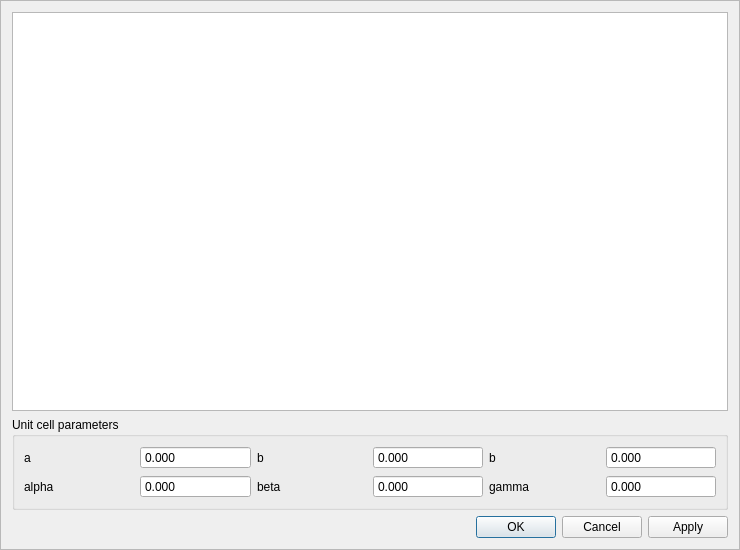
Qt form apps/nsxqt/ui/FrameUserDefinedUnitCellIndexer.ui (k61n/openhkl) before a commit.
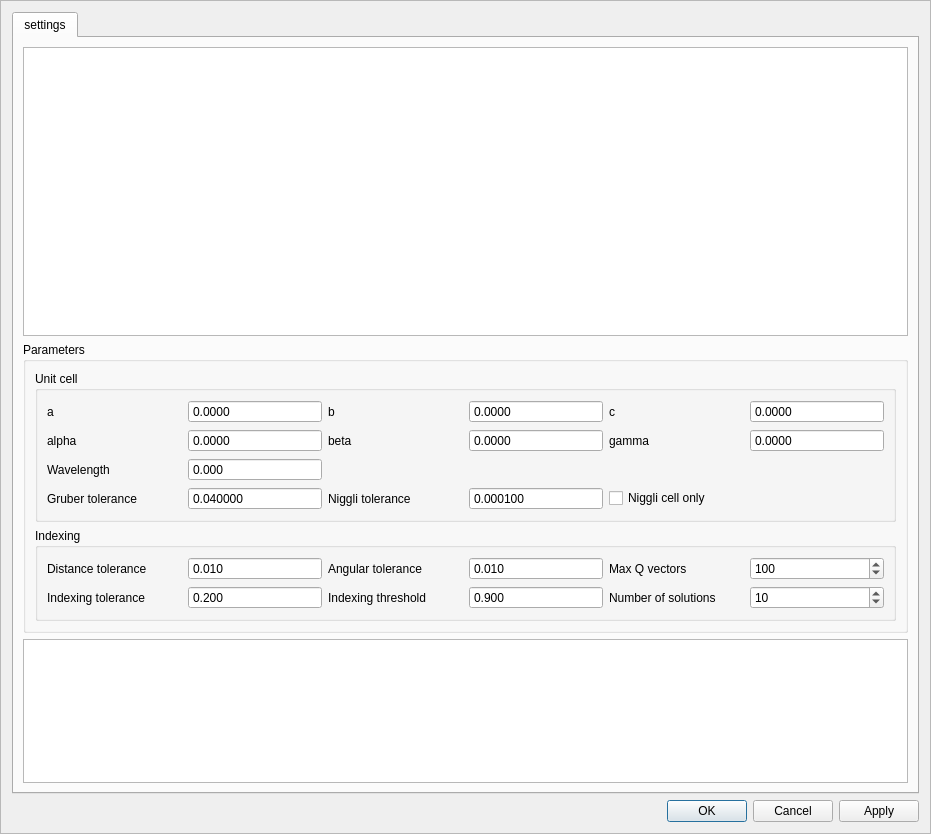
The same form after that commit. Custom widgets are drawn as their Qt base class.

Commit message: Completed the UserDefinedUnitCellIndexer class implementation

```diff
--- a/apps/nsxqt/ui/FrameUserDefinedUnitCellIndexer.ui
+++ b/apps/nsxqt/ui/FrameUserDefinedUnitCellIndexer.ui
@@ -1,17 +1,17 @@
 <?xml version="1.0" encoding="UTF-8"?>
 <ui version="4.0">
  <class>FrameUserDefinedUnitCellIndexer</class>
- <widget class="NSXQFrame" name="main_frame">
+ <widget class="NSXQFrame" name="FrameUserDefinedUnitCellIndexer">
   <property name="geometry">
    <rect>
     <x>0</x>
     <y>0</y>
-    <width>740</width>
-    <height>550</height>
+    <width>931</width>
+    <height>834</height>
    </rect>
   </property>
   <property name="windowTitle">
-   <string>Frame</string>
+   <string>User defined unit cell indexer</string>
   </property>
   <property name="frameShape">
    <enum>QFrame::StyledPanel</enum>
@@ -19,61 +19,70 @@
   <property name="frameShadow">
    <enum>QFrame::Raised</enum>
   </property>
-  <layout class="QVBoxLayout" name="verticalLayout">
+  <layout class="QVBoxLayout" name="verticalLayout_3">
+   <item>
+    <widget class="QTabWidget" name="tabWidget">
+     <property name="currentIndex">
+      <number>0</number>
+     </property>
+     <widget class="QWidget" name="tab">
+      <attribute name="title">
+       <string>settings</string>
+      </attribute>
+      <layout class="QVBoxLayout" name="verticalLayout_2" stretch="2,0,1">
    <item>
     <widget class="PeakTableView" name="peaks"/>
    </item>
    <item>
-    <widget class="QGroupBox" name="groupBox">
+        <widget class="QGroupBox" name="groupBox_2">
      <property name="title">
-      <string>Unit cell parameters</string>
+          <string>Parameters</string>
+         </property>
+         <layout class="QVBoxLayout" name="verticalLayout">
+          <item>
+           <widget class="QGroupBox" name="groupBox_3">
+            <property name="title">
+             <string>Unit cell</string>
      </property>
      <layout class="QGridLayout" name="gridLayout">
-      <item row="1" column="5">
-       <widget class="QDoubleSpinBox" name="gamma">
-        <property name="toolTip">
-         <string>&lt;html&gt;&lt;head/&gt;&lt;body&gt;&lt;p&gt;The \u03B3 angle (in \u00B0)&lt;/p&gt;&lt;/body&gt;&lt;/html&gt;</string>
-        </property>
-        <property name="readOnly">
-         <bool>true</bool>
-        </property>
+             <item row="3" column="1">
+              <widget class="QDoubleSpinBox" name="gruber_tolerance">
         <property name="buttonSymbols">
          <enum>QAbstractSpinBox::NoButtons</enum>
         </property>
         <property name="decimals">
-         <number>3</number>
-        </property>
-        <property name="minimum">
-         <double>-180.000000000000000</double>
-        </property>
+                <number>6</number>
+               </property>
         <property name="maximum">
-         <double>180.000000000000000</double>
-        </property>
-       </widget>
-      </item>
-      <item row="0" column="5">
-       <widget class="QDoubleSpinBox" name="c">
-        <property name="toolTip">
-         <string>&lt;html&gt;&lt;head/&gt;&lt;body&gt;&lt;p&gt;The c axis length (in \u212B)&lt;/p&gt;&lt;/body&gt;&lt;/html&gt;</string>
-        </property>
-        <property name="readOnly">
-         <bool>true</bool>
-        </property>
+                <double>1.000000000000000</double>
+               </property>
+               <property name="singleStep">
+                <double>0.000100000000000</double>
+               </property>
+               <property name="value">
+                <double>0.040000000000000</double>
+               </property>
+              </widget>
+             </item>
+             <item row="3" column="3">
+              <widget class="QDoubleSpinBox" name="niggli_tolerance">
         <property name="buttonSymbols">
          <enum>QAbstractSpinBox::NoButtons</enum>
         </property>
+               <property name="prefix">
+                <string/>
+               </property>
         <property name="decimals">
-         <number>3</number>
+                <number>6</number>
         </property>
         <property name="maximum">
-         <double>1000000.000000000000000</double>
-        </property>
-       </widget>
-      </item>
-      <item row="1" column="4">
-       <widget class="QLabel" name="label_gamma">
-        <property name="text">
-         <string>gamma</string>
+                <double>1.000000000000000</double>
+               </property>
+               <property name="singleStep">
+                <double>0.000100000000000</double>
+               </property>
+               <property name="value">
+                <double>0.000100000000000</double>
         </property>
        </widget>
       </item>
@@ -83,13 +92,13 @@
          <string>&lt;html&gt;&lt;head/&gt;&lt;body&gt;&lt;p&gt;The \u03B2 angle (in \u00B0)&lt;/p&gt;&lt;/body&gt;&lt;/html&gt;</string>
         </property>
         <property name="readOnly">
-         <bool>true</bool>
+                <bool>false</bool>
         </property>
         <property name="buttonSymbols">
          <enum>QAbstractSpinBox::NoButtons</enum>
         </property>
         <property name="decimals">
-         <number>3</number>
+                <number>4</number>
         </property>
         <property name="minimum">
          <double>-180.000000000000000</double>
@@ -99,6 +108,13 @@
         </property>
        </widget>
       </item>
+             <item row="1" column="4">
+              <widget class="QLabel" name="label_gamma">
+               <property name="text">
+                <string>gamma</string>
+               </property>
+              </widget>
+             </item>
       <item row="0" column="0">
        <widget class="QLabel" name="label_a">
         <property name="text">
@@ -106,6 +122,51 @@
         </property>
        </widget>
       </item>
+             <item row="0" column="1">
+              <widget class="QDoubleSpinBox" name="a">
+               <property name="toolTip">
+                <string>&lt;html&gt;&lt;head/&gt;&lt;body&gt;&lt;p&gt;The a axis length (in \u212B)&lt;/p&gt;&lt;/body&gt;&lt;/html&gt;</string>
+               </property>
+               <property name="readOnly">
+                <bool>false</bool>
+               </property>
+               <property name="buttonSymbols">
+                <enum>QAbstractSpinBox::NoButtons</enum>
+               </property>
+               <property name="decimals">
+                <number>4</number>
+               </property>
+               <property name="maximum">
+                <double>1000000.000000000000000</double>
+               </property>
+              </widget>
+             </item>
+             <item row="0" column="4">
+              <widget class="QLabel" name="label_c">
+               <property name="text">
+                <string>c</string>
+               </property>
+              </widget>
+             </item>
+             <item row="0" column="5">
+              <widget class="QDoubleSpinBox" name="c">
+               <property name="toolTip">
+                <string>&lt;html&gt;&lt;head/&gt;&lt;body&gt;&lt;p&gt;The c axis length (in \u212B)&lt;/p&gt;&lt;/body&gt;&lt;/html&gt;</string>
+               </property>
+               <property name="readOnly">
+                <bool>false</bool>
+               </property>
+               <property name="buttonSymbols">
+                <enum>QAbstractSpinBox::NoButtons</enum>
+               </property>
+               <property name="decimals">
+                <number>4</number>
+               </property>
+               <property name="maximum">
+                <double>1000000.000000000000000</double>
+               </property>
+              </widget>
+             </item>
       <item row="0" column="2">
        <widget class="QLabel" name="label_b">
         <property name="text">
@@ -113,25 +174,6 @@
         </property>
        </widget>
       </item>
-      <item row="0" column="3">
-       <widget class="QDoubleSpinBox" name="b">
-        <property name="toolTip">
-         <string>&lt;html&gt;&lt;head/&gt;&lt;body&gt;&lt;p&gt;The b axis length (in \u212B)&lt;/p&gt;&lt;/body&gt;&lt;/html&gt;</string>
-        </property>
-        <property name="readOnly">
-         <bool>true</bool>
-        </property>
-        <property name="buttonSymbols">
-         <enum>QAbstractSpinBox::NoButtons</enum>
-        </property>
-        <property name="decimals">
-         <number>3</number>
-        </property>
-        <property name="maximum">
-         <double>1000000.000000000000000</double>
-        </property>
-       </widget>
-      </item>
       <item row="1" column="0">
        <widget class="QLabel" name="label_alpha">
         <property name="text">
@@ -146,10 +188,10 @@
         </property>
        </widget>
       </item>
-      <item row="0" column="4">
-       <widget class="QLabel" name="label_c">
+             <item row="3" column="4">
+              <widget class="QCheckBox" name="niggli_only">
         <property name="text">
-         <string>b</string>
+                <string>Niggli cell only</string>
         </property>
        </widget>
       </item>
@@ -159,13 +201,13 @@
          <string>&lt;html&gt;&lt;head/&gt;&lt;body&gt;&lt;p&gt;The \u03B1 angle (in \u00B0)&lt;/p&gt;&lt;/body&gt;&lt;/html&gt;</string>
         </property>
         <property name="readOnly">
-         <bool>true</bool>
+                <bool>false</bool>
         </property>
         <property name="buttonSymbols">
          <enum>QAbstractSpinBox::NoButtons</enum>
         </property>
         <property name="decimals">
-         <number>3</number>
+                <number>4</number>
         </property>
         <property name="minimum">
          <double>-180.000000000000000</double>
@@ -175,26 +217,270 @@
         </property>
        </widget>
       </item>
-      <item row="0" column="1">
-       <widget class="QDoubleSpinBox" name="a">
+             <item row="0" column="3">
+              <widget class="QDoubleSpinBox" name="b">
         <property name="toolTip">
-         <string>&lt;html&gt;&lt;head/&gt;&lt;body&gt;&lt;p&gt;The a axis length (in \u212B)&lt;/p&gt;&lt;/body&gt;&lt;/html&gt;</string>
+                <string>&lt;html&gt;&lt;head/&gt;&lt;body&gt;&lt;p&gt;The b axis length (in \u212B)&lt;/p&gt;&lt;/body&gt;&lt;/html&gt;</string>
         </property>
         <property name="readOnly">
-         <bool>true</bool>
+                <bool>false</bool>
         </property>
         <property name="buttonSymbols">
          <enum>QAbstractSpinBox::NoButtons</enum>
         </property>
         <property name="decimals">
-         <number>3</number>
+                <number>4</number>
         </property>
         <property name="maximum">
          <double>1000000.000000000000000</double>
         </property>
        </widget>
       </item>
-     </layout>
+             <item row="1" column="5">
+              <widget class="QDoubleSpinBox" name="gamma">
+               <property name="toolTip">
+                <string>&lt;html&gt;&lt;head/&gt;&lt;body&gt;&lt;p&gt;The \u03B3 angle (in \u00B0)&lt;/p&gt;&lt;/body&gt;&lt;/html&gt;</string>
+               </property>
+               <property name="readOnly">
+                <bool>false</bool>
+               </property>
+               <property name="buttonSymbols">
+                <enum>QAbstractSpinBox::NoButtons</enum>
+               </property>
+               <property name="decimals">
+                <number>4</number>
+               </property>
+               <property name="minimum">
+                <double>-180.000000000000000</double>
+               </property>
+               <property name="maximum">
+                <double>180.000000000000000</double>
+               </property>
+              </widget>
+             </item>
+             <item row="3" column="0">
+              <widget class="QLabel" name="label_2">
+               <property name="text">
+                <string>Gruber tolerance</string>
+               </property>
+               <property name="alignment">
+                <set>Qt::AlignLeading|Qt::AlignLeft|Qt::AlignVCenter</set>
+               </property>
+              </widget>
+             </item>
+             <item row="3" column="2">
+              <widget class="QLabel" name="label">
+               <property name="text">
+                <string>Niggli tolerance</string>
+               </property>
+               <property name="alignment">
+                <set>Qt::AlignLeading|Qt::AlignLeft|Qt::AlignVCenter</set>
+               </property>
+              </widget>
+             </item>
+             <item row="2" column="0">
+              <widget class="QLabel" name="label_wavelength">
+               <property name="text">
+                <string>Wavelength</string>
+               </property>
+              </widget>
+             </item>
+             <item row="2" column="1">
+              <widget class="QDoubleSpinBox" name="wavelength">
+               <property name="buttonSymbols">
+                <enum>QAbstractSpinBox::NoButtons</enum>
+               </property>
+               <property name="decimals">
+                <number>3</number>
+               </property>
+               <property name="singleStep">
+                <double>0.010000000000000</double>
+               </property>
+              </widget>
+             </item>
+            </layout>
+           </widget>
+          </item>
+          <item>
+           <widget class="QGroupBox" name="groupBox_4">
+            <property name="title">
+             <string>Indexing</string>
+            </property>
+            <layout class="QGridLayout" name="gridLayout_2">
+             <item row="0" column="3">
+              <widget class="QDoubleSpinBox" name="angular_tolerance">
+               <property name="buttonSymbols">
+                <enum>QAbstractSpinBox::NoButtons</enum>
+               </property>
+               <property name="decimals">
+                <number>3</number>
+               </property>
+               <property name="maximum">
+                <double>1.000000000000000</double>
+               </property>
+               <property name="singleStep">
+                <double>0.010000000000000</double>
+               </property>
+               <property name="value">
+                <double>0.010000000000000</double>
+               </property>
+              </widget>
+             </item>
+             <item row="1" column="0">
+              <widget class="QLabel" name="indexing_tolerance_label">
+               <property name="text">
+                <string>Indexing tolerance</string>
+               </property>
+              </widget>
+             </item>
+             <item row="0" column="2">
+              <widget class="QLabel" name="label_6">
+               <property name="text">
+                <string>Angular tolerance</string>
+               </property>
+              </widget>
+             </item>
+             <item row="1" column="3">
+              <widget class="QDoubleSpinBox" name="indexing_threshold">
+               <property name="buttonSymbols">
+                <enum>QAbstractSpinBox::NoButtons</enum>
+               </property>
+               <property name="decimals">
+                <number>3</number>
+               </property>
+               <property name="minimum">
+                <double>0.500000000000000</double>
+               </property>
+               <property name="maximum">
+                <double>1.000000000000000</double>
+               </property>
+               <property name="singleStep">
+                <double>0.100000000000000</double>
+               </property>
+               <property name="value">
+                <double>0.900000000000000</double>
+               </property>
+              </widget>
+             </item>
+             <item row="0" column="0">
+              <widget class="QLabel" name="label_5">
+               <property name="text">
+                <string>Distance tolerance</string>
+               </property>
+              </widget>
+             </item>
+             <item row="1" column="1">
+              <widget class="QDoubleSpinBox" name="indexing_tolerance">
+               <property name="buttonSymbols">
+                <enum>QAbstractSpinBox::NoButtons</enum>
+               </property>
+               <property name="decimals">
+                <number>3</number>
+               </property>
+               <property name="maximum">
+                <double>1.000000000000000</double>
+               </property>
+               <property name="singleStep">
+                <double>0.100000000000000</double>
+               </property>
+               <property name="value">
+                <double>0.200000000000000</double>
+               </property>
+              </widget>
+             </item>
+             <item row="0" column="1">
+              <widget class="QDoubleSpinBox" name="distance_tolerance">
+               <property name="buttonSymbols">
+                <enum>QAbstractSpinBox::NoButtons</enum>
+               </property>
+               <property name="decimals">
+                <number>3</number>
+               </property>
+               <property name="maximum">
+                <double>1.000000000000000</double>
+               </property>
+               <property name="singleStep">
+                <double>0.010000000000000</double>
+               </property>
+               <property name="value">
+                <double>0.010000000000000</double>
+               </property>
+              </widget>
+             </item>
+             <item row="1" column="2">
+              <widget class="QLabel" name="indexing_threshold_label">
+               <property name="text">
+                <string>Indexing threshold</string>
+               </property>
+              </widget>
+             </item>
+             <item row="1" column="4">
+              <widget class="QLabel" name="label_4">
+               <property name="text">
+                <string>Number of solutions</string>
+               </property>
+               <property name="alignment">
+                <set>Qt::AlignLeading|Qt::AlignLeft|Qt::AlignVCenter</set>
+               </property>
+              </widget>
+             </item>
+             <item row="1" column="5">
+              <widget class="QSpinBox" name="n_solutions">
+               <property name="wrapping">
+                <bool>true</bool>
+               </property>
+               <property name="buttonSymbols">
+                <enum>QAbstractSpinBox::UpDownArrows</enum>
+               </property>
+               <property name="minimum">
+                <number>1</number>
+               </property>
+               <property name="maximum">
+                <number>1000</number>
+               </property>
+               <property name="value">
+                <number>10</number>
+               </property>
+              </widget>
+             </item>
+             <item row="0" column="4">
+              <widget class="QLabel" name="label_3">
+               <property name="text">
+                <string>Max Q vectors</string>
+               </property>
+              </widget>
+             </item>
+             <item row="0" column="5">
+              <widget class="QSpinBox" name="max_n_q_vectors">
+               <property name="wrapping">
+                <bool>true</bool>
+               </property>
+               <property name="minimum">
+                <number>10</number>
+               </property>
+               <property name="maximum">
+                <number>500</number>
+               </property>
+               <property name="value">
+                <number>100</number>
+               </property>
+              </widget>
+             </item>
+            </layout>
+           </widget>
+          </item>
+         </layout>
+        </widget>
+       </item>
+       <item>
+        <widget class="QTableView" name="unit_cells">
+         <property name="sizeAdjustPolicy">
+          <enum>QAbstractScrollArea::AdjustIgnored</enum>
+         </property>
+        </widget>
+       </item>
+      </layout>
+     </widget>
     </widget>
    </item>
    <item>
```
Lines whose indentation alone changed are shown as unchanged. The commit also changes 4 other files.
